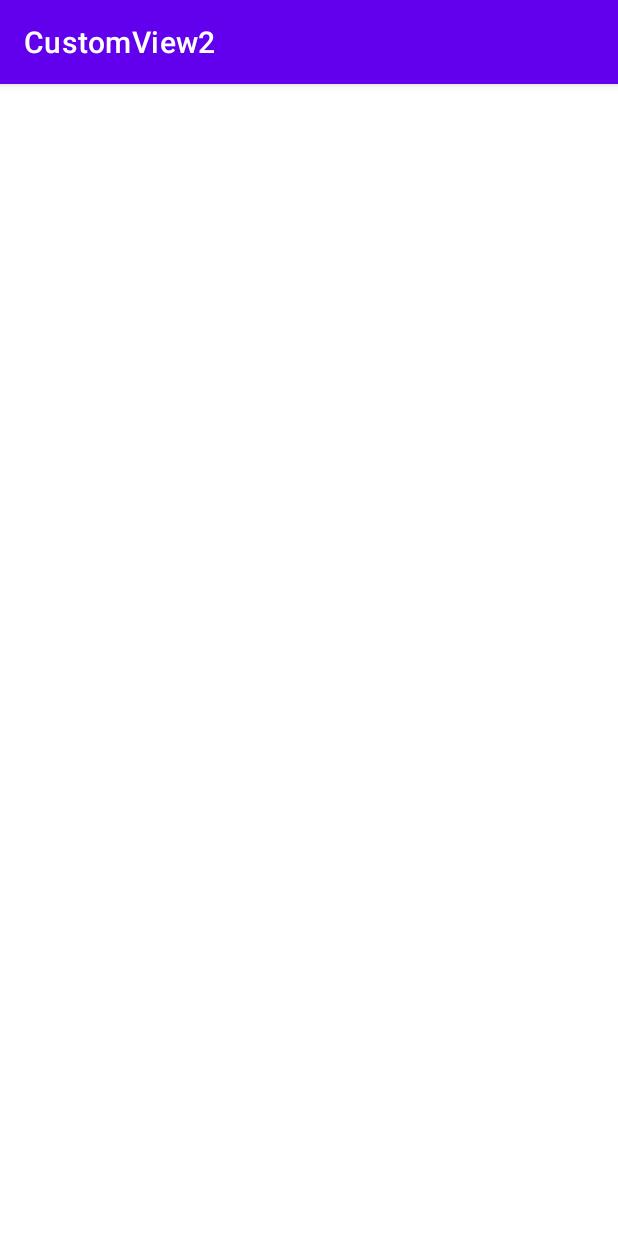
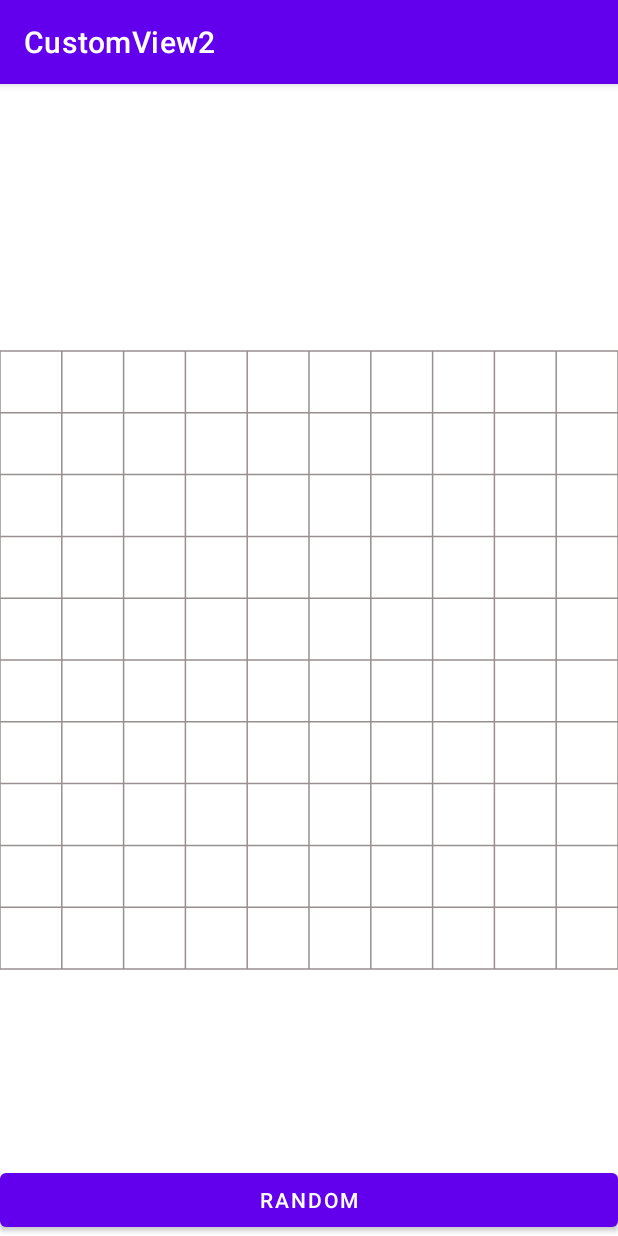
Before and after one commit to ArsenKoch/TicTacToeCustomView, an Android app: the screen it shows after launch (MainActivity), on a phone screen of 412 x 824 dp. Run offline under Robolectric (Android 15) with nearby library versions, the phone set to English and light mode, and no system bars.

```diff
--- a/app/src/main/java/com/example/customview2/MainActivity.kt
+++ b/app/src/main/java/com/example/customview2/MainActivity.kt
@@ -1,11 +1,17 @@
 package com.example.customview2
 
+import android.os.Bundle
 import androidx.appcompat.app.AppCompatActivity
-import android.os.Bundle
+import com.example.customview2.databinding.ActivityMainBinding
 
 class MainActivity : AppCompatActivity() {
     override fun onCreate(savedInstanceState: Bundle?) {
         super.onCreate(savedInstanceState)
-        setContentView(R.layout.activity_main)
+        val binding = ActivityMainBinding.inflate(layoutInflater)
+        setContentView(binding.root)
+
+        binding.ticTacToeView.ticTacToeField = TicTacToeField(10, 10)
+        binding.btnRandom.setOnClickListener {
+        }
     }
 }
--- a/app/src/main/java/com/example/customview2/TicTacToeField.kt
+++ b/app/src/main/java/com/example/customview2/TicTacToeField.kt
@@ -1,5 +1,4 @@
 package com.example.customview2
-
 
 enum class Cell {
     PLAYER_1,
@@ -18,7 +17,7 @@ class TicTacToeField(
 
     val listeners = mutableSetOf<OnFieldChangedListener>()
 
-    private fun getCell(rows: Int, columns: Int): Cell {
+    fun getCell(rows: Int, columns: Int): Cell {
         if (rows < 0 || columns < 0 || rows >= rows || columns >= columns) return Cell.EMPTY
         return cells[rows][columns]
     }
@@ -27,7 +26,7 @@ class TicTacToeField(
         if (rows < 0 || columns < 0 || rows >= rows || columns >= columns) return
         if (getCell(rows, columns) != cell) {
             cells[rows][columns]
-            listeners.forEach { it.invoke(this) }
+            listeners.forEach { it?.invoke(this) }
         }
     }
 }
--- a/app/src/main/java/com/example/customview2/TicTacToeView.kt
+++ b/app/src/main/java/com/example/customview2/TicTacToeView.kt
@@ -27,11 +27,13 @@ class TicTacToeView(
     private var playerColor2 by Delegates.notNull<Int>()
     private var gridColor by Delegates.notNull<Int>()
 
+    private var cellRect = RectF()
+
     private lateinit var player1Paint: Paint
     private lateinit var player2Paint: Paint
     private lateinit var gridPaint: Paint
 
-    private var ticTacToeField: TicTacToeField? = null
+    var ticTacToeField: TicTacToeField? = null
         set(value) {
             field?.listeners?.remove(listener)
             field = value
@@ -152,7 +154,41 @@ class TicTacToeView(
     }
 
     private fun drawCells(canvas: Canvas) {
+        val field = this.ticTacToeField ?: return
+        for (rows in 0 until field.rows) {
+            for (columns in 0 until field.columns) {
+                val cell = field.getCell(rows, columns)
+                if (cell == Cell.PLAYER_1) {
+                    drawPlayer1(canvas, rows, columns)
+                } else if (cell == Cell.PLAYER_2) {
+                    drawPlayer2(canvas, rows, columns)
+                }
+            }
+        }
+    }
 
+    private fun drawPlayer1(canvas: Canvas, row: Int, column: Int) {
+        val cellRect = getCellRect(row, column)
+        canvas.drawLine(cellRect.left, cellRect.top, cellRect.right, cellRect.bottom, player1Paint)
+        canvas.drawLine(cellRect.right, cellRect.top, cellRect.left, cellRect.bottom, player1Paint)
+    }
+
+    private fun drawPlayer2(canvas: Canvas, row: Int, columns: Int) {
+        val cellRect = getCellRect(row, columns)
+        canvas.drawCircle(
+            cellRect.centerX(),
+            cellRect.centerY(),
+            cellRect.width() / 2,
+            player2Paint
+        )
+    }
+
+    private fun getCellRect(row: Int, column: Int): RectF {
+        cellRect.left = fieldRect.left + column * cellSize + cellPadding
+        cellRect.top = fieldRect.top + row * cellSize + cellPadding
+        cellRect.right = fieldRect.left - column - cellPadding * 2
+        cellRect.bottom = fieldRect.top - row - cellPadding * 2
+        return cellRect
     }
 
     override fun onMeasure(widthMeasureSpec: Int, heightMeasureSpec: Int) {
--- a/app/src/main/res/layout/activity_main.xml
+++ b/app/src/main/res/layout/activity_main.xml
@@ -1,6 +1,6 @@
 <?xml version="1.0" encoding="utf-8"?>
-<FrameLayout
-    xmlns:android="http://schemas.android.com/apk/res/android"
+<androidx.constraintlayout.widget.ConstraintLayout xmlns:android="http://schemas.android.com/apk/res/android"
+    xmlns:app="http://schemas.android.com/apk/res-auto"
     xmlns:tools="http://schemas.android.com/tools"
     android:layout_width="match_parent"
     android:layout_height="match_parent"
@@ -9,6 +9,19 @@
     <com.example.customview2.TicTacToeView
         android:id="@+id/ticTacToeView"
         android:layout_width="match_parent"
-        android:layout_height="match_parent" />
+        android:layout_height="match_parent"
+        app:layout_constraintBottom_toTopOf="@id/btn_random"
+        app:layout_constraintEnd_toEndOf="parent"
+        app:layout_constraintStart_toStartOf="parent"
+        app:layout_constraintTop_toTopOf="parent" />
 
-</FrameLayout>
+    <Button
+        android:id="@+id/btn_random"
+        android:layout_width="0dp"
+        android:layout_height="wrap_content"
+        android:text="@string/random"
+        app:layout_constraintBottom_toBottomOf="parent"
+        app:layout_constraintEnd_toEndOf="parent"
+        app:layout_constraintStart_toStartOf="parent" />
+
+</androidx.constraintlayout.widget.ConstraintLayout>
--- a/app/src/main/res/values/strings.xml
+++ b/app/src/main/res/values/strings.xml
@@ -1,3 +1,4 @@
 <resources>
     <string name="app_name">CustomView2</string>
+    <string name="random">Random</string>
 </resources>
```
Lines whose indentation alone changed are shown as unchanged.
